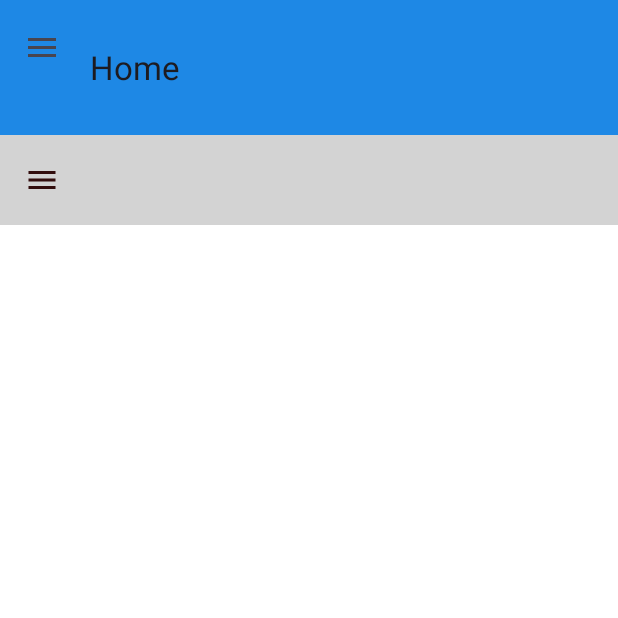
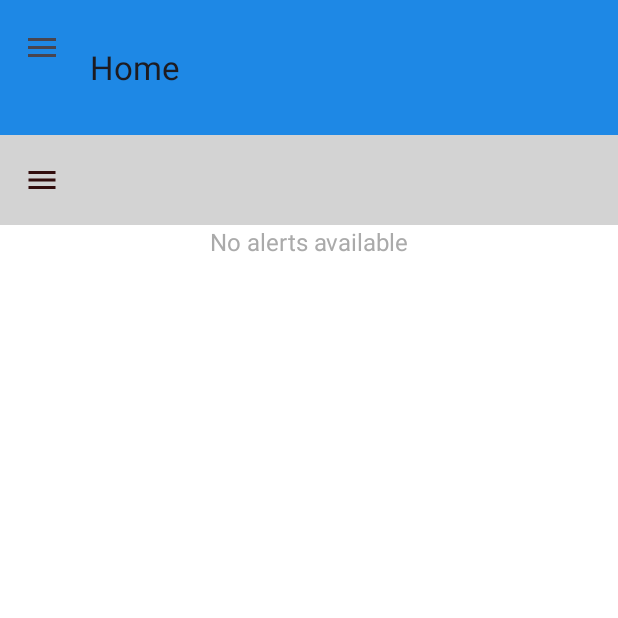
Before and after one commit to sp21299/ResQNet_App, an Android app: the screen it shows after launch once a user with an empty profile is signed in (home_activity), after a tap on "Alerts", on a phone screen of 412 x 824 dp, the top half of it. Run offline under Robolectric (Android 15) with nearby library versions, the phone set to English and light mode, and no system bars; our stand-ins replace Firebase (no records; nobody signed in at launch, a user with empty details on screens opened directly); 1 statement that could not run was skipped; 2 other taps on this screen came first.

Commit message:
current commit

```diff
--- a/app/src/main/java/com/example/resqnet_app/ui/alerts/AlertsFragment.java
+++ b/app/src/main/java/com/example/resqnet_app/ui/alerts/AlertsFragment.java
@@ -1,5 +1,6 @@
 package com.example.resqnet_app.ui.alerts;
 
+import android.annotation.SuppressLint;
 import android.os.Bundle;
 import android.view.LayoutInflater;
 import android.view.View;
@@ -17,6 +18,7 @@ import com.example.resqnet_app.Api.ApiService;
 import com.example.resqnet_app.model.AlertModel;
 import com.example.resqnet_app.R;
 
+import java.util.ArrayList;
 import java.util.List;
 
 import retrofit2.Call;
@@ -29,7 +31,9 @@ public class AlertsFragment extends Fragment {
 
     private RecyclerView recyclerView;
     private TextView emptyText;
+    private AlertAdapter adapter;
 
+    @SuppressLint("MissingInflatedId")
     @Override
     public View onCreateView(@NonNull LayoutInflater inflater,
                              ViewGroup container, Bundle savedInstanceState) {
@@ -37,7 +41,10 @@ public class AlertsFragment extends Fragment {
 
         recyclerView = root.findViewById(R.id.alertsRecyclerView);
         emptyText = root.findViewById(R.id.emptyAlertsText);
+
         recyclerView.setLayoutManager(new LinearLayoutManager(getContext()));
+        adapter = new AlertAdapter(new ArrayList<>());
+        recyclerView.setAdapter(adapter);
 
         fetchAlerts();
 
@@ -46,26 +53,37 @@ public class AlertsFragment extends Fragment {
 
     private void fetchAlerts() {
         Retrofit retrofit = new Retrofit.Builder()
-                .baseUrl("https://yourwebsite.com/api/") // replace with your base URL
+                .baseUrl("https://yourwebsite.com/api/") // ✅ Replace with your actual base URL
                 .addConverterFactory(GsonConverterFactory.create())
                 .build();
 
         ApiService apiService = retrofit.create(ApiService.class);
+
         apiService.getAlerts().enqueue(new Callback<List<AlertModel>>() {
             @Override
-            public void onResponse(Call<List<AlertModel>> call, Response<List<AlertModel>> response) {
-                if (response.isSuccessful() && response.body() != null && !response.body().isEmpty()) {
-                    AlertAdapter adapter = new AlertAdapter(response.body());
-                    recyclerView.setAdapter(adapter);
-                    emptyText.setVisibility(View.GONE);
+            public void onResponse(@NonNull Call<List<AlertModel>> call,
+                                   @NonNull Response<List<AlertModel>> response) {
+                if (response.isSuccessful() && response.body() != null) {
+                    List<AlertModel> alerts = response.body();
+
+                    if (!alerts.isEmpty()) {
+                        adapter.updateData(alerts);
+                        recyclerView.setVisibility(View.VISIBLE);
+                        emptyText.setVisibility(View.GONE);
+                    } else {
+                        recyclerView.setVisibility(View.GONE);
+                        emptyText.setVisibility(View.VISIBLE);
+                    }
                 } else {
+                    recyclerView.setVisibility(View.GONE);
                     emptyText.setVisibility(View.VISIBLE);
                 }
             }
 
             @Override
-            public void onFailure(Call<List<AlertModel>> call, Throwable t) {
+            public void onFailure(@NonNull Call<List<AlertModel>> call, @NonNull Throwable t) {
                 Toast.makeText(getContext(), "Failed to fetch alerts", Toast.LENGTH_SHORT).show();
+                recyclerView.setVisibility(View.GONE);
                 emptyText.setVisibility(View.VISIBLE);
             }
         });
--- a/app/src/main/res/layout/fragment_alerts.xml
+++ b/app/src/main/res/layout/fragment_alerts.xml
@@ -22,28 +22,28 @@
         app:layout_constraintStart_toStartOf="parent"
         app:layout_constraintEnd_toEndOf="parent"/>
 
-<!--    &lt;!&ndash; RecyclerView for alerts &ndash;&gt;-->
-<!--    <androidx.recyclerview.widget.RecyclerView-->
-<!--        android:id="@+id/alertsRecyclerView"-->
-<!--        android:layout_width="0dp"-->
-<!--        android:layout_height="0dp"-->
-<!--        android:padding="16dp"-->
-<!--        app:layout_constraintTop_toBottomOf="@id/toolbar_alerts"-->
-<!--        app:layout_constraintStart_toStartOf="parent"-->
-<!--        app:layout_constraintEnd_toEndOf="parent"-->
-<!--        app:layout_constraintBottom_toBottomOf="parent"/>-->
+    <!-- RecyclerView for alerts -->
+    <androidx.recyclerview.widget.RecyclerView
+        android:id="@+id/alertsRecyclerView"
+        android:layout_width="0dp"
+        android:layout_height="0dp"
+        android:padding="16dp"
+        app:layout_constraintTop_toBottomOf="@id/toolbar_alerts"
+        app:layout_constraintStart_toStartOf="parent"
+        app:layout_constraintEnd_toEndOf="parent"
+        app:layout_constraintBottom_toBottomOf="parent"/>
 
-<!--    &lt;!&ndash; Empty view if no alerts &ndash;&gt;-->
-<!--    <TextView-->
-<!--        android:id="@+id/emptyAlertsText"-->
-<!--        android:layout_width="wrap_content"-->
-<!--        android:layout_height="wrap_content"-->
-<!--        android:text="@string/no_alerts_available"-->
-<!--        android:textColor="@android:color/darker_gray"-->
-<!--        android:textSize="16sp"-->
-<!--        android:visibility="gone"-->
-<!--        app:layout_constraintTop_toBottomOf="@id/toolbar_alerts"-->
-<!--        app:layout_constraintStart_toStartOf="parent"-->
-<!--        app:layout_constraintEnd_toEndOf="parent"/>-->
+    <!-- Empty view if no alerts -->
+    <TextView
+        android:id="@+id/emptyAlertsText"
+        android:layout_width="wrap_content"
+        android:layout_height="wrap_content"
+        android:text="@string/no_alerts_available"
+        android:textColor="@android:color/darker_gray"
+        android:textSize="16sp"
+        android:visibility="gone"
+        app:layout_constraintTop_toBottomOf="@id/toolbar_alerts"
+        app:layout_constraintStart_toStartOf="parent"
+        app:layout_constraintEnd_toEndOf="parent"/>
 
 </androidx.constraintlayout.widget.ConstraintLayout>
--- /dev/null
+++ b/app/src/main/res/values/ids.xml
@@ -0,0 +1,5 @@
+<?xml version="1.0" encoding="utf-8"?>
+<resources>
+    <item name="alertsRecyclerView" type="id">alertsRecyclerView</item>
+    <item name="emptyAlertsText" type="id">emptyAlertsText</item>
+</resources>
```
Also changed, not shown: app/src/main/java/com/example/resqnet_app/Adapter/AlertAdapter.java (+18 -4 lines), app/src/main/res/layout/item_alert.xml (+5 -5 lines), app/src/main/res/values/strings.xml (+6 -5 lines).
